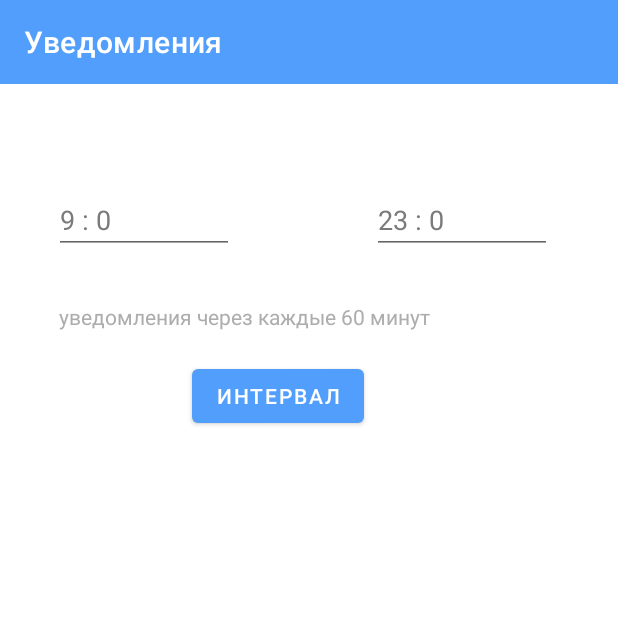
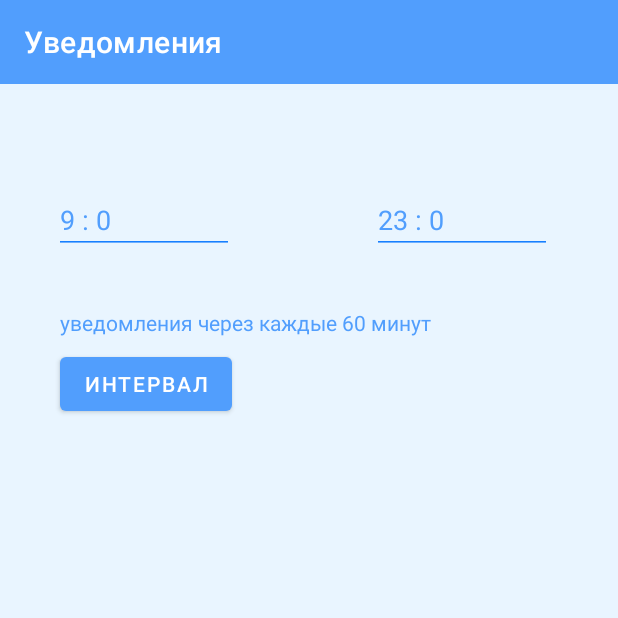
Before and after one commit to gydroponch/DrinkWaterNOW, an Android app: the screen it shows after launch (PickTimeForNotif), after a tap on an icon or button, on a phone screen of 412 x 824 dp, the top half of it. Run offline under Robolectric (Android 15) with nearby library versions, the phone set to English and light mode, and no system bars.

Commit message:
set pretty colors for everything, notification sound works AGAIN

```diff
--- a/app/src/main/java/com/example/drinkwaternow/MainActivity.kt
+++ b/app/src/main/java/com/example/drinkwaternow/MainActivity.kt
@@ -6,20 +6,17 @@ import android.animation.ObjectAnimator
 import android.annotation.SuppressLint
 import android.app.NotificationChannel
 import android.app.NotificationManager
-import android.app.PendingIntent
+import android.content.ContentResolver
 import android.content.Context
 import android.content.Intent
 import android.graphics.Color
 import android.media.AudioAttributes
-import android.media.AudioAttributes.USAGE_NOTIFICATION_EVENT
 import android.net.Uri
 import android.os.Build
 import android.os.Bundle
 import android.view.animation.DecelerateInterpolator
 import android.widget.*
 import androidx.appcompat.app.AppCompatActivity
-import androidx.core.app.NotificationCompat
-import androidx.core.app.NotificationManagerCompat
 
 
 class MainActivity : AppCompatActivity(), ChangeCupDialogFragment.StringListener {
@@ -32,14 +29,13 @@ class MainActivity : AppCompatActivity(), ChangeCupDialogFragment.StringListener
     private var isAnimationFinished = true
     private var cupsList = listOf(200, 250, 500, 1000  /*, 0*/)
     private var todayGoalDone = false
-
+    val CHANNEL_ID = "DEF_CHANNEL"
 
     override fun onCreate(savedInstanceState: Bundle?) {
         super.onCreate(savedInstanceState)
         setContentView(R.layout.main_activity)
 
         //уведомления
-        val CHANNEL_ID = "DEF_CHANNEL"
         createNotificationChannel(CHANNEL_ID)
         //val notificationBuilder = getNotificationBuilder(CHANNEL_ID)
 
@@ -141,8 +137,6 @@ class MainActivity : AppCompatActivity(), ChangeCupDialogFragment.StringListener
         }
     }
 
-
-
     override fun sendInput(input: String) {
         //выбранная чашка
         progressAmount=input.toInt()
@@ -194,22 +188,25 @@ class MainActivity : AppCompatActivity(), ChangeCupDialogFragment.StringListener
         //канал для уведомлений
         if (Build.VERSION.SDK_INT >= Build.VERSION_CODES.O) {
             val notificationManager = getSystemService(NOTIFICATION_SERVICE) as NotificationManager
+            //notificationManager.deleteNotificationChannel("DEF_CHANNEL")
+
+            val channelName = "Напоминания"
             val channel = NotificationChannel(
-                CHANNEL_ID, "Напоминания",
+                CHANNEL_ID,
+                channelName,
                 NotificationManager.IMPORTANCE_HIGH
             )
             val attr = AudioAttributes.Builder()
                 .setUsage(AudioAttributes.USAGE_NOTIFICATION_EVENT)
                 .build()
-            val sound = Uri.parse("android.resource://" + applicationContext.packageName + "/" + R.raw.notification_water_2)
-            channel.description = "Включает в себя уведомления с напоминанием выпить воду"
+            val sound = Uri.parse("android.resource://" + applicationContext.packageName + "/" + R.raw.notification_water_sound)
+            channel.description = "Уведомления с напоминанием выпить воду"
             channel.enableLights(true)
-            channel.lightColor = Color.WHITE
-            channel.enableVibration(false)
-            channel.setSound(sound, attr);
+            channel.setSound(sound, attr)
             notificationManager.createNotificationChannel(channel)
         }
     }
+
     /*
     private fun getNotificationBuilder(CHANNEL_ID: String): NotificationCompat.Builder {
         //текст и содержимое уведомления
--- a/app/src/main/java/com/example/drinkwaternow/PickTimeForNotif.kt
+++ b/app/src/main/java/com/example/drinkwaternow/PickTimeForNotif.kt
@@ -77,6 +77,7 @@ class PickTimeForNotif: AppCompatActivity(), TimePickerFragment.OnCompleteListen
 
         loadTimeFromInternalStorage()
         loadTimeIntervalFromInternalStorage()
+        saveTimeToInternalStorage(SAVED_TO_HOUR, SAVED_TO_MINUTE, toHour, toMinute)
 
         intervalTextView.text="уведомления через каждые $intervalMinutes минут"
         fromTimeEditText.setText("$fromHour : $fromMinute")
--- a/app/src/main/res/drawable/rectangle_shape_for_main_activity.xml
+++ b/app/src/main/res/drawable/rectangle_shape_for_main_activity.xml
@@ -4,7 +4,7 @@
     <corners android:radius="3dp"/>
     <solid android:color="@color/white"/>
     <!-- TODO прямоугольник с синей обводкой или без? -->
-    <stroke android:width="0dp"
+    <stroke android:width="1dp"
         android:color="@color/blueForStatusBar">
     </stroke>
     <size
--- a/app/src/main/res/layout/main_activity.xml
+++ b/app/src/main/res/layout/main_activity.xml
@@ -6,7 +6,7 @@
     android:layout_width="match_parent"
     android:layout_height="match_parent"
     android:alwaysDrawnWithCache="true"
-    android:background="@color/white"
+    android:background="@color/appBackground"
     android:clipToPadding="false">
 
     <androidx.appcompat.widget.Toolbar
--- a/app/src/main/res/layout/pick_time_activity.xml
+++ b/app/src/main/res/layout/pick_time_activity.xml
@@ -4,8 +4,7 @@
     xmlns:tools="http://schemas.android.com/tools"
     android:layout_width="match_parent"
     android:layout_height="match_parent"
-    android:background="?attr/colorOnPrimary">
-
+    android:background="@color/appBackground">
 
 
     <EditText
@@ -14,11 +13,12 @@
         android:layout_height="wrap_content"
         android:layout_marginStart="36dp"
         android:layout_marginTop="124dp"
+        android:backgroundTint="@color/darkerBlueForStatusBar"
         android:ems="10"
+        android:focusableInTouchMode="false"
         android:inputType="none"
-        android:textColor="@color/grayForTodayCounterText"
+        android:textColor="@color/blueForStatusBar"
         android:textIsSelectable="false"
-        android:focusableInTouchMode="false"
         app:layout_constraintStart_toStartOf="parent"
         app:layout_constraintTop_toTopOf="parent"
         tools:ignore="SpeakableTextPresentCheck,TouchTargetSizeCheck" />
@@ -31,7 +31,8 @@
         android:layout_marginRight="44dp"
         android:ems="10"
         android:inputType="none"
-        android:textColor="@color/grayForTodayCounterText"
+        android:backgroundTint="@color/darkerBlueForStatusBar"
+        android:textColor="@color/blueForStatusBar"
         android:textIsSelectable="false"
         android:focusableInTouchMode="false"
         app:layout_constraintRight_toRightOf="parent"
@@ -42,8 +43,8 @@
         android:id="@+id/intervalChangeButton"
         android:layout_width="wrap_content"
         android:layout_height="wrap_content"
-        android:layout_marginStart="128dp"
-        android:layout_marginTop="240dp"
+        android:layout_marginStart="40dp"
+        android:layout_marginTop="232dp"
         android:text="@string/pickTimeIntervalButtonText"
         app:layout_constraintStart_toStartOf="parent"
         app:layout_constraintTop_toTopOf="parent" />
@@ -52,10 +53,10 @@
         android:id="@+id/intervalTextView"
         android:layout_width="wrap_content"
         android:layout_height="wrap_content"
-        android:layout_marginStart="39dp"
-        android:layout_marginTop="32dp"
+        android:layout_marginStart="40dp"
+        android:layout_marginTop="36dp"
         android:text="Выберите интервал напоминаний"
-        android:textColor="@color/gray"
+        android:textColor="@color/blueForStatusBar"
         app:layout_constraintStart_toStartOf="parent"
         app:layout_constraintTop_toBottomOf="@+id/editTextFromTime" />
 
--- a/app/src/main/res/values-night/themes.xml
+++ b/app/src/main/res/values-night/themes.xml
@@ -2,6 +2,7 @@
     <style name="TimePickerFragmentTheme" parent="@style/Theme.AppCompat.Light.Dialog">
         <item name="colorAccent">@color/darkerBlueForStatusBar</item>
         <item name="colorControlNormal">@color/blueForStatusBar</item>
+        <item name="colorOnPrimary">@color/darkerBlueForStatusBar</item>
     </style>
     <style name="Theme.drinkwaternow" parent="Theme.MaterialComponents.DayNight">
         <!-- Primary brand color. -->
--- a/app/src/main/res/values/colors.xml
+++ b/app/src/main/res/values/colors.xml
@@ -11,6 +11,7 @@
     <color name="lighterGrayForBorders">#CFCFCF</color>
     <color name="grayForTodayCounterText">#FF7A7A7A</color>
     <color name="progressBarBackground">#BAD9FF</color>
+    <color name="appBackground">#E9F5FF</color>
     <color name="progressBarStart">#99c7ff</color>
     <color name="progressBarCenter">#FF519EFD</color>
     <color name="progressBarEnd">#FF177fff</color>
```
Also changed, not shown: app/src/main/java/com/example/drinkwaternow/Notification.kt (+4 -4 lines), app/src/main/res/drawable/water_progressbar_background.xml (deleted, +0 -12 lines), 3 other files.
